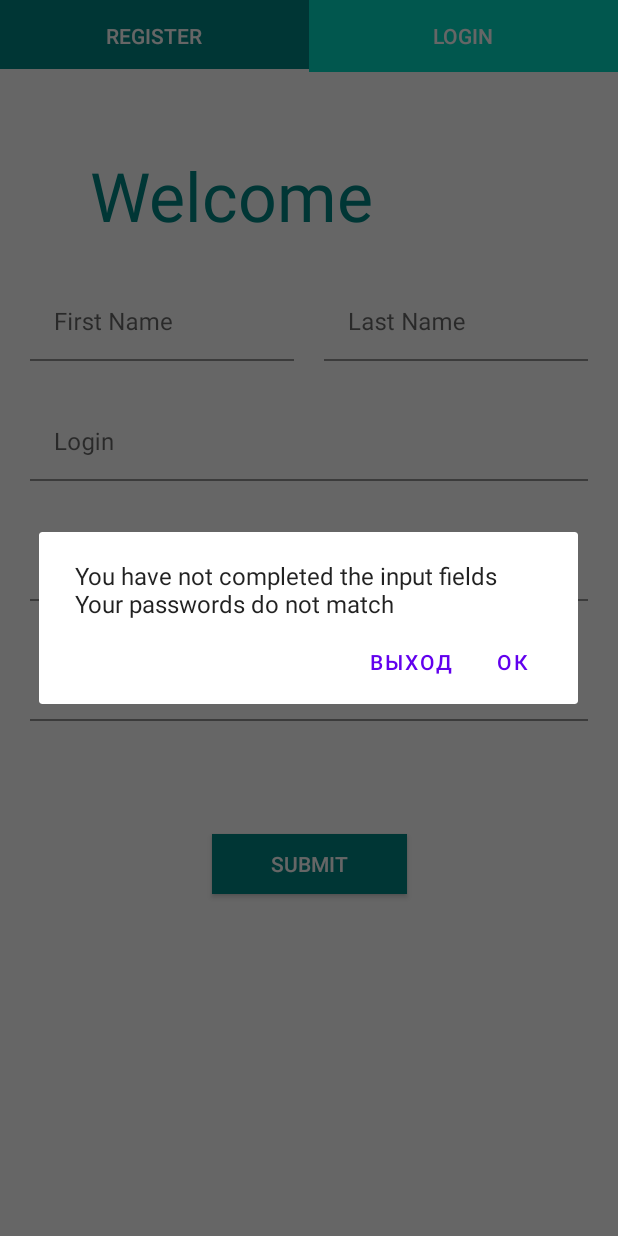
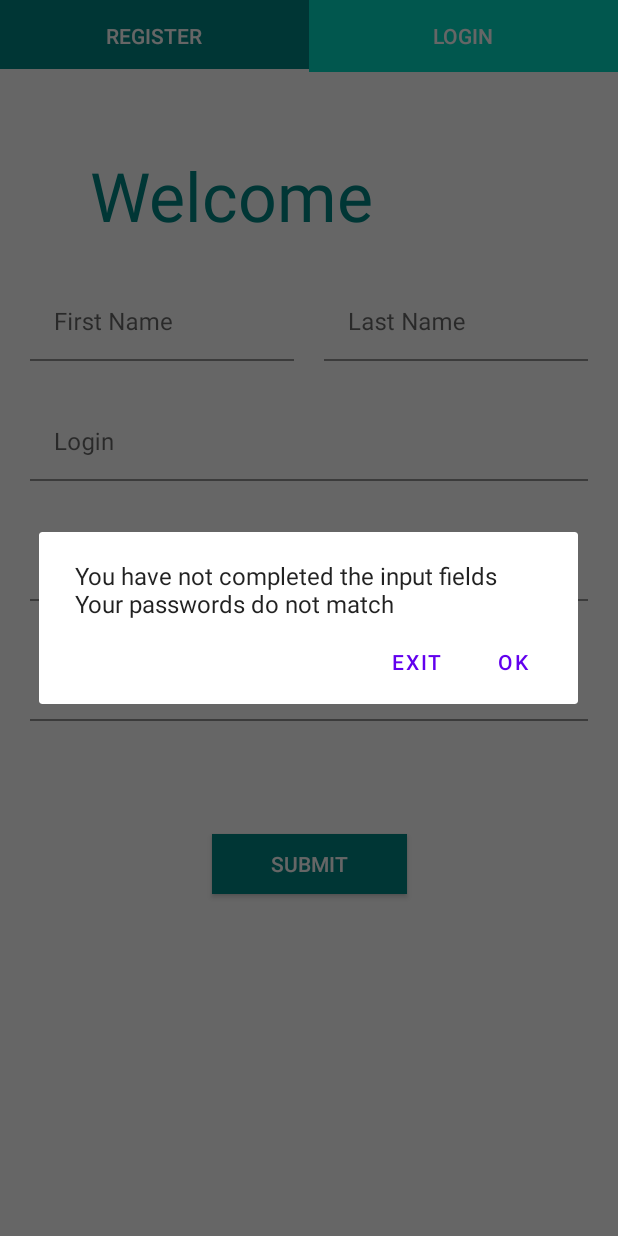
Before and after one commit to Slava0271/AndroidInternshipPart3, an Android app: the screen it shows after launch (MainActivity), after a tap on "SUBMIT", on a phone screen of 412 x 824 dp. Run offline under Robolectric (Android 15) with nearby library versions, the phone set to English and light mode, and no system bars; our stand-ins replace Room's generated code, data binding; libraries missing offline, so code that uses them is left out: androidx.databinding.library.

Commit message:
fix strings

```diff
--- a/app/src/main/java/com/example/androidinternshippart3/dialog/Dialog.kt
+++ b/app/src/main/java/com/example/androidinternshippart3/dialog/Dialog.kt
@@ -4,8 +4,8 @@ import android.app.AlertDialog
 import android.app.Dialog
 import android.content.DialogInterface
 import android.os.Bundle
-import android.os.Message
 import androidx.fragment.app.DialogFragment
+import com.example.androidinternshippart3.R
 import kotlin.system.exitProcess
 
 class Dialog(private val message: String) : DialogFragment(){
@@ -14,11 +14,11 @@ class Dialog(private val message: String) : DialogFragment(){
             // Use the Builder class for convenient dialog construction
             val builder = AlertDialog.Builder(it)
             builder.setMessage(message)
-                    .setPositiveButton("Ок",
+                    .setPositiveButton(getString(R.string.ok),
                             DialogInterface.OnClickListener { _, _ ->
                                 // FIRE ZE MISSILES!
                             })
-                    .setNegativeButton("Выход",
+                    .setNegativeButton(getString(R.string.exit),
                             DialogInterface.OnClickListener { _, _ ->
                                 exitProcess(0)
                             })
--- a/app/src/main/java/com/example/androidinternshippart3/register/RegisterViewModel.kt
+++ b/app/src/main/java/com/example/androidinternshippart3/register/RegisterViewModel.kt
@@ -46,6 +46,7 @@ class RegisterViewModel(
 
     private val _navigationEvent = SingleLiveEvent<NavDirections>()
     val navigationEvent: LiveData<NavDirections> = _navigationEvent
+
     private val _setTheme = MutableLiveData<Boolean>()
     val setTheme: LiveData<Boolean> = _setTheme
 
@@ -69,7 +70,7 @@ class RegisterViewModel(
         val checkEmpty = checkEmptyField.checkEmptyField()
         val checkPasswords = checkEmptyField.checkEqualPassword()
         showDialogOrRegisterUser(checkEmpty, checkPasswords)
-        Log.d("test", "{$model}")
+    //    Log.d("test", "{$model}")
     }
 
     private fun registerUser() {
@@ -96,7 +97,7 @@ class RegisterViewModel(
     }
 
     private fun sleep(): Int {
-        Thread.sleep(2500)
+        Thread.sleep(3500)
         return 0
     }
 
```
